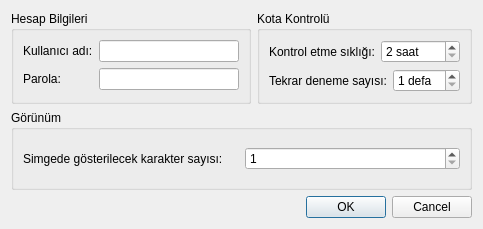
Before: the Qt Designer form configwindow.ui in jnmbk/kotaci, drawn with Qt 5.
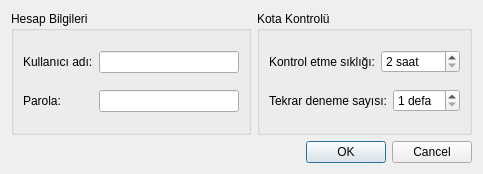
After: the same form once the commit is applied.

Commit message: no need to mess with display

```diff
--- a/configwindow.ui
+++ b/configwindow.ui
@@ -6,7 +6,7 @@
     <x>0</x>
     <y>0</y>
     <width>483</width>
-    <height>229</height>
+    <height>174</height>
    </rect>
   </property>
   <property name="windowTitle" >
@@ -110,35 +110,6 @@
      </layout>
     </widget>
    </item>
-   <item row="1" column="0" colspan="2" >
-    <widget class="QGroupBox" name="groupBox_3" >
-     <property name="title" >
-      <string>Görünüm</string>
-     </property>
-     <layout class="QGridLayout" >
-      <item row="0" column="0" >
-       <widget class="QLabel" name="label_4" >
-        <property name="toolTip" >
-         <string>Daha az karakter daha az ayrıntı demektir. Fakat simgede daha kolay görülür.</string>
-        </property>
-        <property name="text" >
-         <string>Simgede gösterilecek karakter sayısı:</string>
-        </property>
-       </widget>
-      </item>
-      <item row="0" column="1" >
-       <widget class="QSpinBox" name="chars" >
-        <property name="minimum" >
-         <number>1</number>
-        </property>
-        <property name="maximum" >
-         <number>3</number>
-        </property>
-       </widget>
-      </item>
-     </layout>
-    </widget>
-   </item>
    <item row="2" column="0" colspan="2" >
     <widget class="QDialogButtonBox" name="buttonBox" >
      <property name="orientation" >
```
The commit also changes 2 other files.
